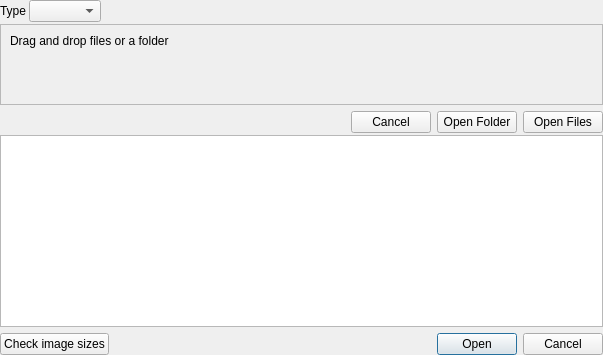
Before: the Qt Designer form tomviz/ImageStackDialog.ui in OpenChemistry/tomviz, drawn with Qt 5.
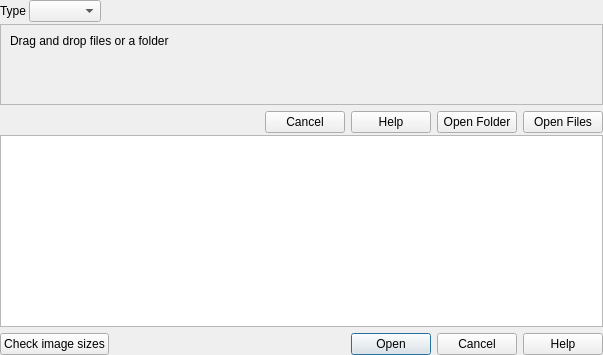
After: the same form once the commit is applied.

Commit message: Added help button to image stack dialog

The edit to the form file:
```diff
--- a/tomviz/ImageStackDialog.ui
+++ b/tomviz/ImageStackDialog.ui
@@ -120,7 +120,7 @@
           <item>
            <widget class="QDialogButtonBox" name="buttonBox_2">
             <property name="standardButtons">
-             <set>QDialogButtonBox::Cancel</set>
+             <set>QDialogButtonBox::Cancel|QDialogButtonBox::Help</set>
             </property>
            </widget>
           </item>
@@ -184,7 +184,7 @@
              <enum>Qt::Horizontal</enum>
             </property>
             <property name="standardButtons">
-             <set>QDialogButtonBox::Cancel|QDialogButtonBox::Open</set>
+             <set>QDialogButtonBox::Cancel|QDialogButtonBox::Help|QDialogButtonBox::Open</set>
             </property>
            </widget>
           </item>
```
The commit also changes 2 other files.
